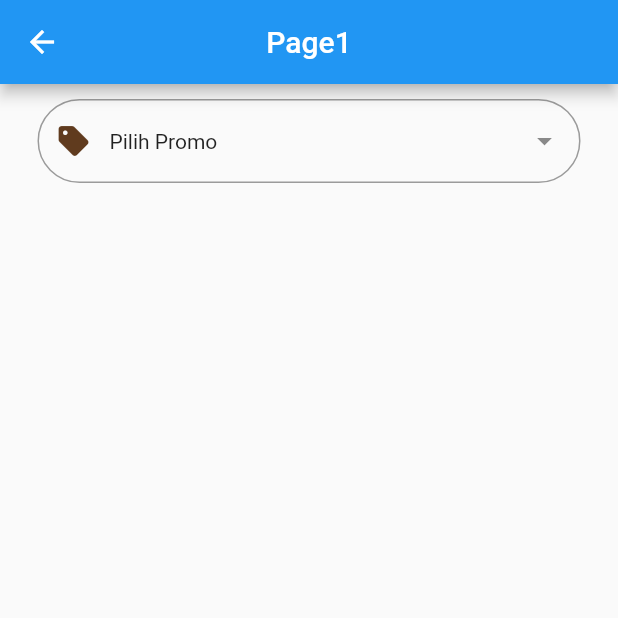
After one commit to vazrie21/TestAji, a Flutter app: the Page1View screen opened by its route, on a phone screen of 412 x 824 dp, the top half of it. The commit adds this screen. Run offline on Flutter 3.47's test engine with Material 2 defaults, Android fonts, the phone set to English and light mode, and no system bars; drawn by our look-alikes of dropdown_search; our stand-ins replace dio, get.

Commit message:
new page

```diff
--- a/lib/app/modules/home/controllers/home_controller.dart
+++ b/lib/app/modules/home/controllers/home_controller.dart
@@ -27,7 +27,7 @@ class HomeController extends GetxController {
   RxString pilihKurir = "".obs;
   TextEditingController beratBarang = TextEditingController();
 
-  RxBool isLoading = true.obs;
+  RxBool isLoading = false.obs;
 
   List<Ongkir> ongkir = [];
 
--- /dev/null
+++ b/lib/app/modules/page1/controllers/page1_controller.dart
@@ -0,0 +1,76 @@
+import 'package:get/get.dart';
+
+class Page1Controller extends GetxController {
+  List dataCart = [
+    {
+      "product_id": "1796",
+      "title": "Mokka Torte",
+      "cover": {
+        "s":
+            "https://dapurcokelat.com/assets/uploads/products/thumbs/100x100/polos_%281%29.jpg",
+        "m":
+            "https://dapurcokelat.com/assets/uploads/products/thumbs/400x400/polos_%281%29.jpg",
+        "l":
+            "https://dapurcokelat.com/assets/uploads/products/thumbs/800x800/polos_%281%29.jpg"
+      },
+      "sku": "",
+      "price": "120000",
+      "sale": "0",
+      "disc": "0",
+      "preview_id": "5033",
+      "img":
+          "https://dapurcokelat.com/assets/uploads/products/thumbs/400x400/IMG_0017_(500px).jpg",
+      "variant_1": "2740",
+      "variant_2": "2741",
+      "variant_3": 0,
+      "variant_1_type": "Flavor",
+      "variant_1_value": "Nougat",
+      "variant_2_type": "Size",
+      "variant_2_value": "10x20",
+      "variant_3_type": "",
+      "variant_3_value": "",
+      "qty": "5",
+      "note": "",
+      "content":
+          "<p><span>German style layer cake with light mocca butter cream and delicious topping on it.</span><span><br /></span></p>"
+    },
+    {
+      "product_id": "1796",
+      "title": "Mokka Torte",
+      "cover": {
+        "s":
+            "https://dapurcokelat.com/assets/uploads/products/thumbs/100x100/polos_%281%29.jpg",
+        "m":
+            "https://dapurcokelat.com/assets/uploads/products/thumbs/400x400/polos_%281%29.jpg",
+        "l":
+            "https://dapurcokelat.com/assets/uploads/products/thumbs/800x800/polos_%281%29.jpg"
+      },
+      "sku": "",
+      "price": "12000",
+      "sale": "0",
+      "disc": "0",
+      "preview_id": "5033",
+      "img":
+          "https://dapurcokelat.com/assets/uploads/products/thumbs/400x400/IMG_0017_(500px).jpg",
+      "variant_1": "2740",
+      "variant_2": "2741",
+      "variant_3": 0,
+      "variant_1_type": "Flavor",
+      "variant_1_value": "Nougat",
+      "variant_2_type": "Size",
+      "variant_2_value": "10x20",
+      "variant_3_type": "",
+      "variant_3_value": "",
+      "qty": "5",
+      "note": "",
+      "content":
+          "<p><span>German style layer cake with light mocca butter cream and delicious topping on it.</span><span><br /></span></p>"
+    }
+  ];
+
+  Map<String, dynamic> promoDiPilih = {};
+
+  void test() {
+    print(dataCart);
+  }
+}
--- /dev/null
+++ b/lib/app/modules/page1/views/page1_view.dart
@@ -0,0 +1,82 @@
+// ignore_for_file: prefer_const_literals_to_create_immutables
+
+import 'dart:developer';
+
+import 'package:flutter/foundation.dart';
+import 'package:flutter/material.dart';
+
+import 'package:dropdown_search/dropdown_search.dart';
+
+import 'package:get/get.dart';
+
+import '../controllers/page1_controller.dart';
+import '../../../data/models/cart_model.dart';
+
+class Page1View extends GetView<Page1Controller> {
+  const Page1View({Key? key}) : super(key: key);
+  @override
+  Widget build(BuildContext context) {
+    return Scaffold(
+      appBar: AppBar(
+        title: Text('Page1'),
+        centerTitle: true,
+      ),
+      body: ListView(
+        // ignore: prefer_const_constructors
+        padding: EdgeInsets.symmetric(vertical: 10, horizontal: 25),
+        children: [
+          DropdownSearch<Map<String, dynamic>>(
+            items: [
+              {
+                "nama": "Promo 1",
+                "ket": "Keterangan Promo",
+              },
+              {
+                "nama": "Promo 2",
+                "ket": "Keterangan Promo",
+              },
+              {
+                "nama": "Promo 3",
+                "ket": "Keterangan Promo",
+              },
+            ],
+            // ignore: prefer_const_constructors
+            popupProps: PopupProps.menu(
+              // showSearchBox: true,
+              itemBuilder: (b, c, a) => ListTile(
+                title: Text("${c['nama']}"),
+                subtitle: Text("${c['ket']}"),
+              ),
+            ),
+
+            dropdownDecoratorProps: const DropDownDecoratorProps(
+              dropdownSearchDecoration: InputDecoration(
+                fillColor: Color.fromARGB(227, 77, 36, 3),
+                focusedBorder: OutlineInputBorder(
+                  borderSide: BorderSide(color: Color.fromARGB(255, 58, 0, 0)),
+                  borderRadius: BorderRadius.all(Radius.circular(50)),
+                ),
+                // ignore: unnecessary_const
+                prefixIcon: const Icon(
+                  Icons.sell_rounded,
+                  color: Color.fromARGB(227, 77, 36, 3),
+                ),
+                // prefixIcon: Icon(Icons.sell_outlined),
+                contentPadding: EdgeInsets.all(20),
+                border: OutlineInputBorder(
+                    borderRadius: BorderRadius.all(Radius.circular(50))),
+              ),
+            ),
+            dropdownBuilder: (context, itemSelect) =>
+                Text("${itemSelect?['nama'] ?? 'Pilih Promo'}"),
+            onChanged: (a) {
+              controller.promoDiPilih = a!;
+              print(controller.promoDiPilih);
+              print(controller.dataCart);
+            },
+          ),
+        ],
+      ),
+    );
+  }
+}
--- a/lib/app/routes/app_pages.dart
+++ b/lib/app/routes/app_pages.dart
@@ -2,6 +2,8 @@ import 'package:get/get.dart';
 
 import '../modules/home/bindings/home_binding.dart';
 import '../modules/home/views/home_view.dart';
+import '../modules/page1/bindings/page1_binding.dart';
+import '../modules/page1/views/page1_view.dart';
 
 part 'app_routes.dart';
 
@@ -16,5 +18,10 @@ class AppPages {
       page: () => const HomeView(),
       binding: HomeBinding(),
     ),
+    GetPage(
+      name: _Paths.PAGE1,
+      page: () => const Page1View(),
+      binding: Page1Binding(),
+    ),
   ];
 }
--- a/lib/app/routes/app_routes.dart
+++ b/lib/app/routes/app_routes.dart
@@ -4,9 +4,11 @@ part of 'app_pages.dart';
 abstract class Routes {
   Routes._();
   static const HOME = _Paths.HOME;
+  static const PAGE1 = _Paths.PAGE1;
 }
 
 abstract class _Paths {
   _Paths._();
   static const HOME = '/home';
+  static const PAGE1 = '/page1';
 }
```
Also changed, not shown: assets/models/cart.json (added, +27 -0 lines), lib/app/data/models/cart_model.dart (added, +125 -0 lines), lib/app/data/providers/cart_provider.dart (added, +22 -0 lines), lib/app/modules/home/views/home_view.dart (+9 -2 lines), lib/app/modules/page1/bindings/page1_binding.dart (added, +12 -0 lines).
